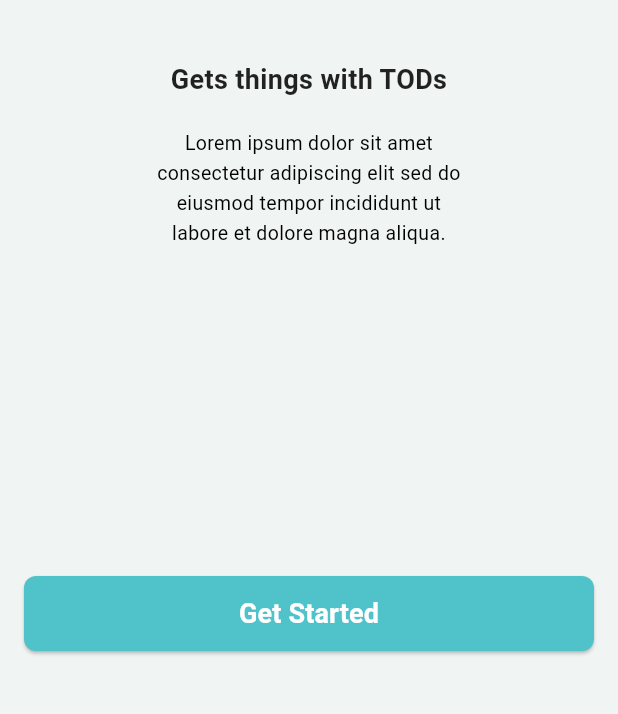
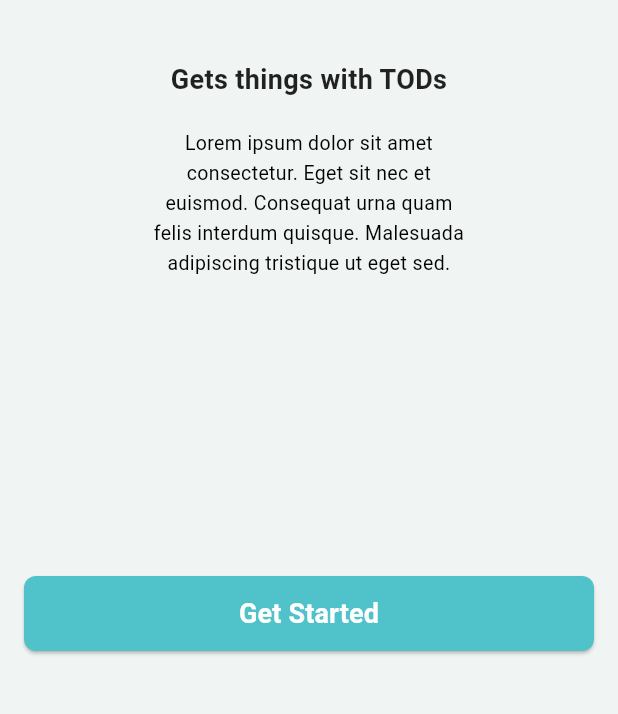
Before and after one commit to AswiniKrishna05/login-app-design, a Flutter app: the screen it shows after launch, on a phone screen of 412 x 824 dp, the part 510-1224 px from its top. Run offline on Flutter 3.47's test engine with Material 3 defaults, Android fonts, the phone set to English and light mode, and no system bars.

Commit message:
first commit

```diff
--- a/lib/views/splash_screen.dart
+++ b/lib/views/splash_screen.dart
@@ -62,7 +62,7 @@ class _SplashScreenState extends State<SplashScreen> {
               const Padding(
                 padding: EdgeInsets.symmetric(horizontal: 100),
                 child: Text(
-                  'Lorem ipsum dolor sit amet consectetur adipiscing elit sed do eiusmod tempor incididunt ut labore et dolore magna aliqua.',
+                  'Lorem ipsum dolor sit amet consectetur. Eget sit nec et euismod. Consequat urna quam felis interdum quisque. Malesuada adipiscing tristique ut eget sed.',
                   style: TextStyle(
                     fontSize: 13,
                     fontWeight: FontWeight.w400,
```
